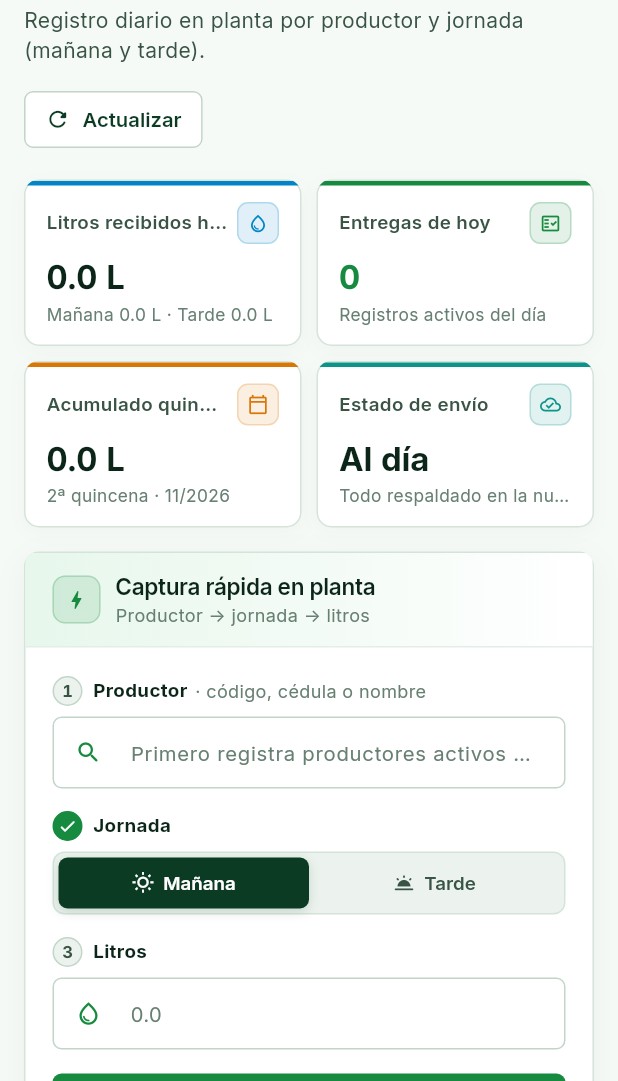
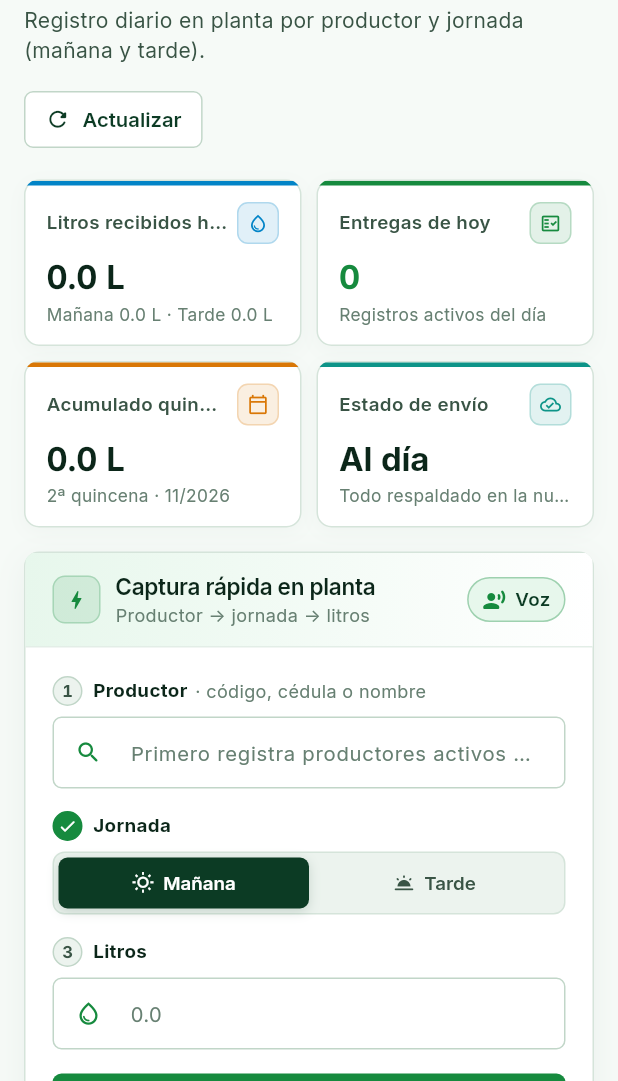
Before and after one commit to julian20murcia/PGC_ASOPROGANUCOT, a Flutter app: the AdminShellView screen opened directly, on a phone screen of 412 x 824 dp, the part 155-1236 px from its top. Run offline on Flutter 3.47's test engine with Material 3 defaults, Android fonts, the phone set to English and light mode, and no system bars; our stand-ins replace cloud_firestore, connectivity_plus, csv, firebase_auth, firebase_core, firebase_messaging and 6 more; accounts and stored records are empty.

Commit message:
Lectura en voz alta del productor en Recepción
Nuevo VoiceService con flutter_tts: lee el nombre del productor al seleccionarlo, confirma litros y jornada al guardar y avisa posibles duplicados. Botón para silenciar en la captura rápida. Selecciona voz en español si está instalada y no falla si no hay motor de voz. Incluye pruebas.

```diff
--- a/lib/views/desktop/reception_module_view.dart
+++ b/lib/views/desktop/reception_module_view.dart
@@ -6,6 +6,7 @@ import '../../controllers/auth_controller.dart';
 import '../../controllers/reception_controller.dart';
 import '../../controllers/user_controller.dart';
 import '../../core/constants/app_constants.dart';
+import '../../core/services/voice_service.dart';
 import '../../core/theme/app_theme.dart';
 import '../../models/milk_reception_model.dart';
 import '../../models/producer_model.dart';
@@ -85,6 +86,7 @@ class _ReceptionModuleViewState extends State<ReceptionModuleView> {
           '${producer.codigoAsociado} · ${producer.nombreCompleto}';
     });
     _litersFocus.requestFocus();
+    VoiceService.instance.speak(producer.nombreCompleto);
   }
 
   void _clearSelectedProducer() {
@@ -132,6 +134,8 @@ class _ReceptionModuleViewState extends State<ReceptionModuleView> {
     }
 
     final String operarioUid = auth.currentUser?.uid ?? 'operario';
+    final String? spokenName = ctrl.selectedProducer?.nombreCompleto;
+    final bool spokenMorning = ctrl.selectedShift == AppConstants.shiftMorning;
     final result = await ctrl.registerDelivery(
       litros: liters,
       operarioUid: operarioUid,
@@ -141,6 +145,10 @@ class _ReceptionModuleViewState extends State<ReceptionModuleView> {
     if (!mounted) return;
 
     if (result.duplicateFound != null) {
+      VoiceService.instance.speak(
+        'Atención: posible entrega duplicada de '
+        '${result.duplicateFound!.nombreProductorSnap}',
+      );
       final bool? confirm = await showDialog<bool>(
         context: context,
         barrierDismissible: false,
@@ -156,6 +164,12 @@ class _ReceptionModuleViewState extends State<ReceptionModuleView> {
     }
 
     if (result.saved) {
+      if (spokenName != null) {
+        VoiceService.instance.speak(
+          'Registrado: ${VoiceService.spokenLiters(liters)} litros, '
+          '$spokenName, jornada ${spokenMorning ? 'mañana' : 'tarde'}',
+        );
+      }
       _producerInputCtrl.clear();
       _litersCtrl.clear();
       setState(() => _producerInputQuery = '');
@@ -543,7 +557,7 @@ class _ReceptionModuleViewState extends State<ReceptionModuleView> {
                     ],
                   ),
                 ),
-                if (!isNarrow)
+                if (!isNarrow) ...<Widget>[
                   const Row(
                     mainAxisSize: MainAxisSize.min,
                     children: <Widget>[
@@ -558,6 +572,9 @@ class _ReceptionModuleViewState extends State<ReceptionModuleView> {
                       ),
                     ],
                   ),
+                  const SizedBox(width: 12),
+                ],
+                const _VoiceToggle(),
               ],
             ),
           ),
@@ -1619,3 +1636,69 @@ class _AuditCorrectionDialogState extends State<_AuditCorrectionDialog> {
     );
   }
 }
+
+/// Interruptor para activar o silenciar la lectura en voz alta del productor.
+class _VoiceToggle extends StatelessWidget {
+  const _VoiceToggle();
+
+  @override
+  Widget build(BuildContext context) {
+    final VoiceService voice = VoiceService.instance;
+    return ListenableBuilder(
+      listenable: voice,
+      builder: (BuildContext context, _) {
+        final bool on = voice.enabled;
+        return Tooltip(
+          message: on
+              ? 'Lectura en voz alta activada: dice el nombre del productor. Clic para silenciar.'
+              : 'Lectura en voz alta silenciada. Clic para activar.',
+          child: Material(
+            color: on ? AppTheme.primaryGreenLight : AppTheme.surfaceMuted,
+            shape: RoundedRectangleBorder(
+              borderRadius: BorderRadius.circular(AppTheme.radiusPill),
+              side: BorderSide(
+                color: on
+                    ? AppTheme.primaryGreen.withValues(alpha: 0.35)
+                    : AppTheme.border,
+              ),
+            ),
+            child: InkWell(
+              borderRadius: BorderRadius.circular(AppTheme.radiusPill),
+              onTap: () {
+                voice.toggle();
+                if (voice.enabled) voice.speak('Lectura en voz alta activada');
+              },
+              child: Padding(
+                padding: const EdgeInsets.symmetric(
+                  horizontal: 10,
+                  vertical: 6,
+                ),
+                child: Row(
+                  mainAxisSize: MainAxisSize.min,
+                  children: <Widget>[
+                    Icon(
+                      on
+                          ? Icons.record_voice_over_rounded
+                          : Icons.voice_over_off_rounded,
+                      size: 16,
+                      color: on ? AppTheme.primaryGreen : AppTheme.textMuted,
+                    ),
+                    const SizedBox(width: 6),
+                    Text(
+                      on ? 'Voz' : 'Silencio',
+                      style: TextStyle(
+                        fontSize: 12.5,
+                        fontWeight: FontWeight.w600,
+                        color: on ? AppTheme.successText : AppTheme.textMuted,
+                      ),
+                    ),
+                  ],
+                ),
+              ),
+            ),
+          ),
+        );
+      },
+    );
+  }
+}
--- a/pubspec.yaml
+++ b/pubspec.yaml
@@ -17,6 +17,7 @@ dependencies:
   flutter:
     sdk: flutter
   flutter_secure_storage: ^11.2.0
+  flutter_tts: ^4.2.5
   google_fonts: ^8.2.1
   hive: ^2.2.3
   hive_flutter: ^1.1.0
```
Also changed, not shown: lib/core/services/voice_service.dart (added, +126 -0 lines), pubspec.lock, 4 other files.
